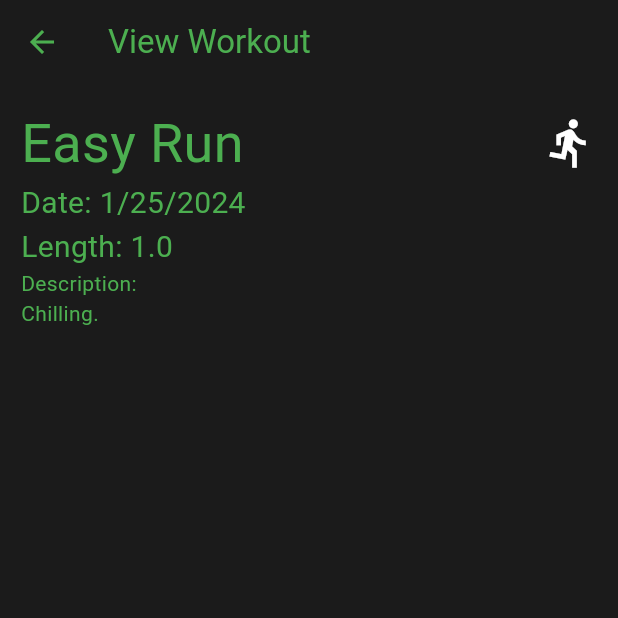
After one commit to troytomasch/WorkoutTracker, a Flutter app: the screen it shows after launch, after a tap on "1/25/2024", on a phone screen of 412 x 824 dp, the top half of it. The commit adds this screen. Run offline on Flutter 3.47's test engine with Material 3 defaults, Android fonts, the phone set to English and light mode, and no system bars; our stand-ins replace flutter_riverpod, hive, hive_flutter; accounts and stored records are empty.

Commit message:
Features added
- Added deleting workouts
- Added a detailed page

```diff
--- a/lib/components/workout_tile.dart
+++ b/lib/components/workout_tile.dart
@@ -1,15 +1,48 @@
 import 'package:flutter/material.dart';
+import 'package:flutter_riverpod/flutter_riverpod.dart';
+import 'package:workout_tracker/components/delete_workout.dart';
+import 'package:workout_tracker/main.dart';
 import 'package:workout_tracker/objects/workout.dart';
+import 'package:workout_tracker/pages/show_workout.dart';
 
-class WorkoutTile extends StatelessWidget {
+class WorkoutTile extends ConsumerStatefulWidget {
   final Workout workout;
+  final Function(String id) deleteWorkout;
 
-  const WorkoutTile({super.key, required this.workout});
+  const WorkoutTile(
+      {super.key, required this.workout, required this.deleteWorkout});
 
+  @override
+  _WorkoutTileState createState() => _WorkoutTileState();
+}
+
+class _WorkoutTileState extends ConsumerState<WorkoutTile> {
   @override
   Widget build(BuildContext context) {
     return Padding(
       padding: const EdgeInsets.all(8.0),
+      child: GestureDetector(
+        onTap: () {
+          Navigator.push(
+              context,
+              MaterialPageRoute(
+                  builder: (context) => ShowWorkout(
+                        workout: widget.workout,
+                      )));
+        },
+        onLongPress: () {
+          Navigator.push(
+              context,
+              MaterialPageRoute(
+                  builder: (context) => DeleteWorkout(
+                        cancel: () {
+                          Navigator.of(context).pop();
+                        },
+                        delete: () {
+                          widget.deleteWorkout(widget.workout.id);
+                        },
+                      )));
+        },
         child: Container(
           decoration: BoxDecoration(
               color: Colors.black26, borderRadius: BorderRadius.circular(8)),
@@ -19,23 +52,24 @@ class WorkoutTile extends StatelessWidget {
             crossAxisAlignment: CrossAxisAlignment.start,
             children: [
               Row(mainAxisAlignment: MainAxisAlignment.spaceBetween, children: [
-              Text(workout.date),
+                Text(widget.workout.date),
                 Icon(
-                workout.type == WorkoutType.run
+                  widget.workout.type == WorkoutType.run
                       ? Icons.directions_run
-                    : (workout.type == WorkoutType.bike
+                      : (widget.workout.type == WorkoutType.bike
                           ? Icons.directions_bike
                           : Icons.fitness_center),
                   color: Theme.of(context).splashColor,
                 )
               ]),
               Text(
-              workout.title,
+                widget.workout.title,
                 style: TextStyle(fontSize: 20),
               )
             ],
           ),
         ),
+      ),
     );
   }
 }
--- a/lib/data/database.dart
+++ b/lib/data/database.dart
@@ -1,6 +1,9 @@
 import 'package:hive_flutter/hive_flutter.dart';
 
 import '../objects/workout.dart';
+import 'package:uuid/uuid.dart';
+
+var uuid = Uuid();
 
 class WorkoutDataBase {
   List<Workout> workoutsList = [];
@@ -9,12 +12,17 @@ class WorkoutDataBase {
 
   void createSampleData() {
     workoutsList = [
-      Workout("Easy Run", 1, "1/25/2024", "Chilling.", WorkoutType.run),
+      Workout("Easy Run", 1, "1/25/2024", "Chilling.", WorkoutType.run,
+          "sampleData"),
     ];
   }
 
-  void addToList(Workout workout) {
-    workoutsList = [...workoutsList, workout];
+  void addToList(String title, double length, String date, String description,
+      WorkoutType type) {
+    workoutsList = [
+      ...workoutsList,
+      Workout(title, length, date, description, type, uuid.v1())
+    ];
   }
 
   void loadData() {
@@ -22,8 +30,18 @@ class WorkoutDataBase {
     workoutsList = [];
     for (final workout in workouts) {
       workoutsList.add(Workout(workout.title, workout.length, workout.date,
-          workout.description, workout.type));
+          workout.description, workout.type, uuid.v1()));
     }
+  }
+
+  void deleteWorkout(String id) {
+    List<Workout> newList = [];
+    for (final workout in workoutsList) {
+      if (workout.id != id) {
+        newList.add(workout);
+      }
+    }
+    workoutsList = newList;
   }
 
   void updateData() {
--- a/lib/objects/workout.dart
+++ b/lib/objects/workout.dart
@@ -31,5 +31,9 @@ class Workout {
   @HiveField(4)
   WorkoutType type;
 
-  Workout(this.title, this.length, this.date, this.description, this.type);
+  @HiveField(5)
+  String id;
+
+  Workout(
+      this.title, this.length, this.date, this.description, this.type, this.id);
 }
--- a/lib/pages/add_workout.dart
+++ b/lib/pages/add_workout.dart
@@ -6,20 +6,26 @@ import 'package:workout_tracker/objects/workout.dart';
 
 class AddWorkout extends StatelessWidget {
   final void Function(String title, double length, String date,
-      String description, WorkoutType type) saveWorkout;
+      String description, WorkoutType? type) saveWorkout;
 
   AddWorkout({super.key, required this.saveWorkout});
 
   void submitWorkout() {
-    saveWorkout(title.text, double.parse(length.text), date.text,
-        description.text, WorkoutType.bike);
+    if (title.text != "" &&
+        length.text != "" &&
+        date.text != "" &&
+        description.text != "" &&
+        selectedType != null) {
+      saveWorkout(title.text, double.parse(length.text), date.text,
+          description.text, selectedType);
+    }
   }
 
   TextEditingController title = TextEditingController();
   TextEditingController date = TextEditingController();
   TextEditingController description = TextEditingController();
-  TextEditingController type = TextEditingController();
   TextEditingController length = TextEditingController();
+  WorkoutType? selectedType;
 
   @override
   Widget build(BuildContext context) {
@@ -55,10 +61,12 @@ class AddWorkout extends StatelessWidget {
               padding: EdgeInsets.all(12),
               child: DropdownMenu(
                 width: 350,
-                controller: type,
                 menuStyle: MenuStyle(
                     backgroundColor: MaterialStatePropertyAll(
                         Theme.of(context).colorScheme.surface)),
+                onSelected: ((value) {
+                  selectedType = value;
+                }),
                 dropdownMenuEntries: const [
                   DropdownMenuEntry(value: WorkoutType.run, label: "Run"),
                   DropdownMenuEntry(value: WorkoutType.bike, label: "Bike"),
--- /dev/null
+++ b/lib/pages/show_workout.dart
@@ -0,0 +1,52 @@
+import 'package:flutter/material.dart';
+import 'package:workout_tracker/objects/workout.dart';
+
+class ShowWorkout extends StatelessWidget {
+  ShowWorkout({super.key, required this.workout});
+  final Workout workout;
+
+  @override
+  Widget build(BuildContext context) {
+    return Scaffold(
+      appBar: AppBar(
+        title: Text("View Workout"),
+      ),
+      body: Padding(
+        padding: const EdgeInsets.all(14.0),
+        child: Container(
+            child: Column(
+          mainAxisAlignment: MainAxisAlignment.start,
+          crossAxisAlignment: CrossAxisAlignment.start,
+          children: [
+            Row(
+              mainAxisAlignment: MainAxisAlignment.spaceBetween,
+              children: [
+                Text(
+                  workout.title,
+                  style: TextStyle(fontSize: 36),
+                ),
+                Icon(
+                  workout.type == WorkoutType.run
+                      ? Icons.directions_run
+                      : (workout.type == WorkoutType.bike
+                          ? Icons.directions_bike
+                          : Icons.fitness_center),
+                  size: 36,
+                ),
+              ],
+            ),
+            Text(
+              "Date: " + workout.date,
+              style: TextStyle(fontSize: 20),
+            ),
+            Text(
+              "Length: " + workout.length.toString(),
+              style: TextStyle(fontSize: 20),
+            ),
+            Text("Description: \n" + workout.description)
+          ],
+        )),
+      ),
+    );
+  }
+}
--- a/lib/pages/workouts.dart
+++ b/lib/pages/workouts.dart
@@ -23,11 +23,20 @@ class _WorkoutsState extends ConsumerState<Workouts> {
     setState(() {
       ref
           .read(localDatabaseProvider)
-          .addToList(Workout(title, length, date, description, type));
+          .addToList(title, length, date, description, type);
     });
 
     ref.read(localDatabaseProvider).updateData();
     Navigator.pop(context);
+  }
+
+  void deleteWorkout(id) {
+    setState(() {
+      ref.read(localDatabaseProvider).deleteWorkout(id);
+      ref.read(localDatabaseProvider).updateData();
+    });
+
+    Navigator.of(context).pop();
   }
 
   final workoutBox = Hive.box("workoutApp");
@@ -69,6 +78,7 @@ class _WorkoutsState extends ConsumerState<Workouts> {
         itemCount: workoutList.length,
         itemBuilder: (context, index) => WorkoutTile(
           workout: workoutList[index],
+          deleteWorkout: deleteWorkout,
         ),
       ),
     );
--- a/pubspec.yaml
+++ b/pubspec.yaml
@@ -13,6 +13,7 @@ dependencies:
   hive_flutter: ^1.1.0
   flutter_riverpod: ^2.4.10
   riverpod_annotation: ^2.3.4
+  uuid: ^4.3.2
 
 dev_dependencies:
   flutter_test:
```
Also changed, not shown: lib/components/delete_workout.dart (added, +49 -0 lines), lib/objects/workout.g.dart, pubspec.lock. Lines whose indentation alone changed are shown as unchanged.
